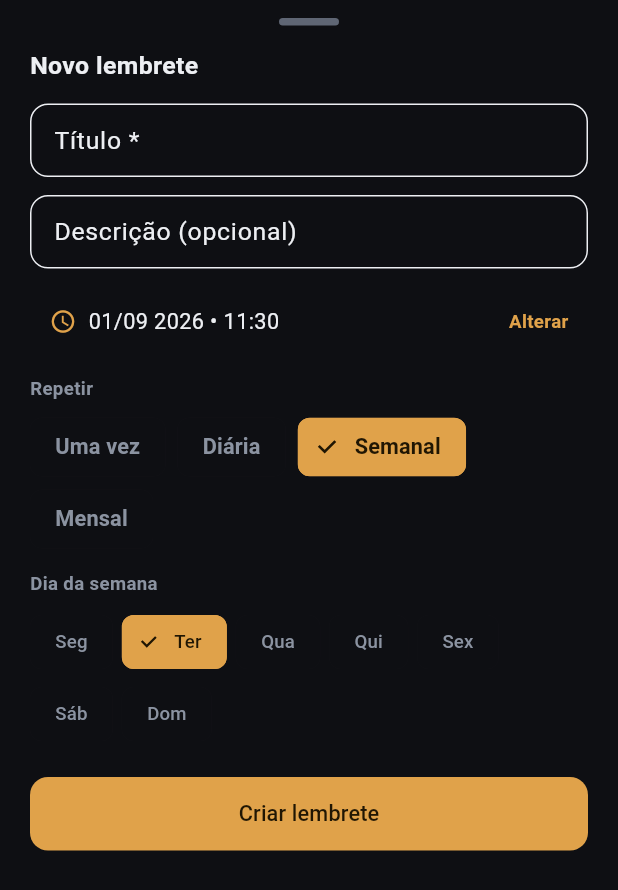
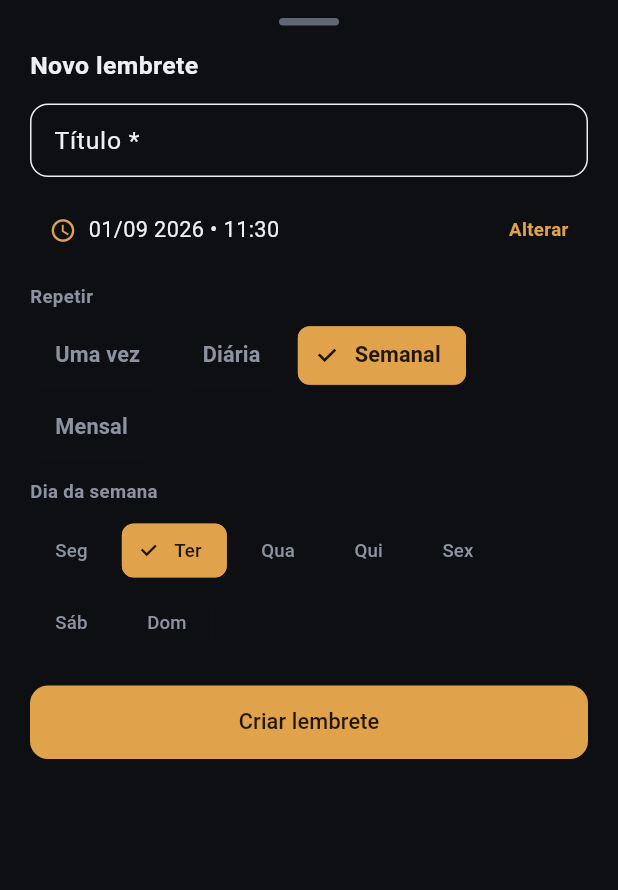
Before and after one commit to viniciostristao1/lista_app, a Flutter app: the _EditarLembreteSheet widget shown alone on an empty page, opened directly, after a tap on "Criar lembrete", on a phone screen of 412 x 824 dp. Shown: the top 890 px of the screen. Run offline on Flutter 3.47's test engine with Material 3 defaults, Android fonts, the phone set to English and light mode, and no system bars; our stand-ins replace cloud_firestore, file_picker, firebase_auth, firebase_core, flutter_local_notifications, flutter_riverpod and 5 more; accounts and stored records are empty; generated files the repository leaves out were written again.

Commit message:
feat(lembretes): remove campo Descrição no Novo lembrete
- Mantém só Título (obrigatório), simplifica formulário conforme pedido; descrição agora sempre null

```diff
--- a/app/lib/features/lembretes/lembretes_sheet.dart
+++ b/app/lib/features/lembretes/lembretes_sheet.dart
@@ -329,7 +329,6 @@ class _EditarLembreteSheet extends StatefulWidget {
 
 class _EditarLembreteSheetState extends State<_EditarLembreteSheet> {
   late final TextEditingController _titulo;
-  late final TextEditingController _desc;
   late DateTime _dataHora;
   late Recorrencia _recorrencia;
   int? _diaSemana;
@@ -339,7 +338,6 @@ class _EditarLembreteSheetState extends State<_EditarLembreteSheet> {
     super.initState();
     final l = widget.lembrete;
     _titulo = TextEditingController(text: l?.titulo ?? '');
-    _desc = TextEditingController(text: l?.descricao ?? '');
     _dataHora = l?.dataHora ?? DateTime.now().add(const Duration(hours: 1));
     _recorrencia = l?.recorrencia ?? Recorrencia.semanal;
     _diaSemana = l?.diaSemana ?? _dataHora.weekday;
@@ -348,7 +346,6 @@ class _EditarLembreteSheetState extends State<_EditarLembreteSheet> {
   @override
   void dispose() {
     _titulo.dispose();
-    _desc.dispose();
     super.dispose();
   }
 
@@ -378,8 +375,6 @@ class _EditarLembreteSheetState extends State<_EditarLembreteSheet> {
               Text(editando ? 'Editar lembrete' : 'Novo lembrete', style: TextStyle(color: AppColors.text, fontSize: 16, fontWeight: FontWeight.w600)),
               const SizedBox(height: 14),
               TextField(controller: _titulo, textCapitalization: TextCapitalization.sentences, decoration: InputDecoration(labelText: 'Título *', hintText: 'Ex: Ver folheto Atacadão', border: OutlineInputBorder(borderRadius: BorderRadius.circular(12)), isDense: true, filled: true, fillColor: AppColors.bg), style: TextStyle(color: AppColors.text)),
-              const SizedBox(height: 12),
-              TextField(controller: _desc, decoration: InputDecoration(labelText: 'Descrição (opcional)', border: OutlineInputBorder(borderRadius: BorderRadius.circular(12)), isDense: true, filled: true, fillColor: AppColors.bg), style: TextStyle(color: AppColors.text)),
               const SizedBox(height: 12),
               InkWell(
                 onTap: _escolherDataHora,
@@ -446,7 +441,7 @@ class _EditarLembreteSheetState extends State<_EditarLembreteSheet> {
                     final novo = Lembrete(
                       id: l?.id ?? '',
                       titulo: _titulo.text.trim(),
-                      descricao: _desc.text.trim().isEmpty ? null : _desc.text.trim(),
+                      descricao: null,
                       dataHora: _dataHora,
                       recorrencia: _recorrencia,
                       diaSemana: _recorrencia == Recorrencia.semanal ? _diaSemana : null,
```
